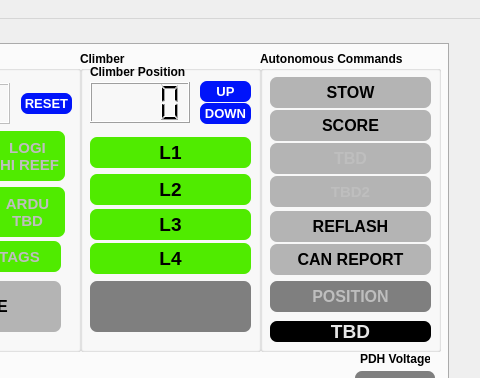
Above: gui/layout_2025.ui from aesatchien/FRC2429_2025 before the change; both pictures show x 1002 to 1482 and y 0 to 378 of the 1482 by 724 pixel window. Below: the same form after it.
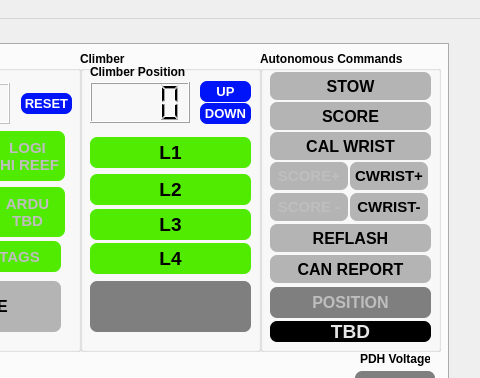
That is the form after the change. Icons and pictures are not drawn. Custom widgets are drawn as their Qt base class.

Commit message: added wrist cal

```diff
--- a/gui/layout_2025.ui
+++ b/gui/layout_2025.ui
@@ -1108,9 +1108,9 @@
        <property name="geometry">
         <rect>
          <x>10</x>
-         <y>193</y>
+         <y>204</y>
          <width>161</width>
-         <height>31</height>
+         <height>28</height>
         </rect>
        </property>
        <property name="font">
@@ -1141,9 +1141,9 @@
        <property name="geometry">
         <rect>
          <x>10</x>
-         <y>59</y>
+         <y>51</y>
          <width>161</width>
-         <height>31</height>
+         <height>28</height>
         </rect>
        </property>
        <property name="font">
@@ -1174,9 +1174,9 @@
        <property name="geometry">
         <rect>
          <x>10</x>
-         <y>26</y>
+         <y>21</y>
          <width>161</width>
-         <height>31</height>
+         <height>28</height>
         </rect>
        </property>
        <property name="font">
@@ -1207,42 +1207,9 @@
        <property name="geometry">
         <rect>
          <x>10</x>
-         <y>92</y>
-         <width>161</width>
-         <height>31</height>
-        </rect>
-       </property>
-       <property name="font">
-        <font>
-         <pointsize>12</pointsize>
-         <bold>true</bold>
-        </font>
-       </property>
-       <property name="styleSheet">
-        <string notr="true">border: 7px;
-border-radius: 7px;
-background-color:rgb(180,180,180);</string>
-       </property>
-       <property name="text">
-        <string>TBD</string>
-       </property>
-       <property name="textFormat">
-        <enum>Qt::AutoText</enum>
-       </property>
-       <property name="alignment">
-        <set>Qt::AlignCenter</set>
-       </property>
-      </widget>
-      <widget class="QLabel2" name="qlabel_TBD2_indicator">
-       <property name="enabled">
-        <bool>false</bool>
-       </property>
-       <property name="geometry">
-        <rect>
-         <x>10</x>
-         <y>125</y>
-         <width>161</width>
-         <height>31</height>
+         <y>111</y>
+         <width>78</width>
+         <height>28</height>
         </rect>
        </property>
        <property name="font">
@@ -1259,7 +1226,7 @@
 background-color:rgb(180,180,180);</string>
        </property>
        <property name="text">
-        <string>TBD2</string>
+        <string>SCORE+</string>
        </property>
        <property name="textFormat">
         <enum>Qt::AutoText</enum>
@@ -1275,7 +1242,7 @@
        <property name="geometry">
         <rect>
          <x>10</x>
-         <y>230</y>
+         <y>236</y>
          <width>161</width>
          <height>31</height>
         </rect>
@@ -1343,9 +1310,9 @@
        <property name="geometry">
         <rect>
          <x>10</x>
-         <y>160</y>
+         <y>173</y>
          <width>161</width>
-         <height>31</height>
+         <height>28</height>
         </rect>
        </property>
        <property name="font">
@@ -1369,6 +1336,144 @@
         <set>Qt::AlignCenter</set>
        </property>
       </widget>
+      <widget class="QLabel2" name="qlabel_scoring_down_indicator">
+       <property name="enabled">
+        <bool>false</bool>
+       </property>
+       <property name="geometry">
+        <rect>
+         <x>10</x>
+         <y>142</y>
+         <width>78</width>
+         <height>28</height>
+        </rect>
+       </property>
+       <property name="font">
+        <font>
+         <family>MS Shell Dlg 2</family>
+         <pointsize>11</pointsize>
+         <italic>false</italic>
+         <bold>true</bold>
+        </font>
+       </property>
+       <property name="styleSheet">
+        <string notr="true">border: 7px;
+border-radius: 7px;
+background-color:rgb(180,180,180);</string>
+       </property>
+       <property name="text">
+        <string>SCORE -</string>
+       </property>
+       <property name="textFormat">
+        <enum>Qt::AutoText</enum>
+       </property>
+       <property name="alignment">
+        <set>Qt::AlignCenter</set>
+       </property>
+      </widget>
+      <widget class="QLabel2" name="qlabel_cal_wrist_down_indicator">
+       <property name="enabled">
+        <bool>true</bool>
+       </property>
+       <property name="geometry">
+        <rect>
+         <x>90</x>
+         <y>142</y>
+         <width>78</width>
+         <height>28</height>
+        </rect>
+       </property>
+       <property name="font">
+        <font>
+         <family>MS Shell Dlg 2</family>
+         <pointsize>11</pointsize>
+         <italic>false</italic>
+         <bold>true</bold>
+        </font>
+       </property>
+       <property name="styleSheet">
+        <string notr="true">border: 7px;
+border-radius: 7px;
+background-color:rgb(180,180,180);</string>
+       </property>
+       <property name="text">
+        <string>CWRIST-</string>
+       </property>
+       <property name="textFormat">
+        <enum>Qt::AutoText</enum>
+       </property>
+       <property name="alignment">
+        <set>Qt::AlignCenter</set>
+       </property>
+      </widget>
+      <widget class="QLabel2" name="qlabel_cal_wrist_up_indicator">
+       <property name="enabled">
+        <bool>true</bool>
+       </property>
+       <property name="geometry">
+        <rect>
+         <x>90</x>
+         <y>111</y>
+         <width>78</width>
+         <height>28</height>
+        </rect>
+       </property>
+       <property name="font">
+        <font>
+         <family>MS Shell Dlg 2</family>
+         <pointsize>11</pointsize>
+         <italic>false</italic>
+         <bold>true</bold>
+        </font>
+       </property>
+       <property name="styleSheet">
+        <string notr="true">border: 7px;
+border-radius: 7px;
+background-color:rgb(180,180,180);</string>
+       </property>
+       <property name="text">
+        <string>CWRIST+</string>
+       </property>
+       <property name="textFormat">
+        <enum>Qt::AutoText</enum>
+       </property>
+       <property name="alignment">
+        <set>Qt::AlignCenter</set>
+       </property>
+      </widget>
+      <widget class="QLabel2" name="qlabel_cal_wrist_indicator">
+       <property name="enabled">
+        <bool>true</bool>
+       </property>
+       <property name="geometry">
+        <rect>
+         <x>10</x>
+         <y>81</y>
+         <width>161</width>
+         <height>28</height>
+        </rect>
+       </property>
+       <property name="font">
+        <font>
+         <pointsize>12</pointsize>
+         <bold>true</bold>
+        </font>
+       </property>
+       <property name="styleSheet">
+        <string notr="true">border: 7px;
+border-radius: 7px;
+background-color:rgb(180,180,180);</string>
+       </property>
+       <property name="text">
+        <string>CAL WRIST</string>
+       </property>
+       <property name="textFormat">
+        <enum>Qt::AutoText</enum>
+       </property>
+       <property name="alignment">
+        <set>Qt::AlignCenter</set>
+       </property>
+      </widget>
      </widget>
      <widget class="QComboBox" name="qcombobox_autonomous_routines">
       <property name="geometry">
```
Left out of the diff: 2 changed lines with no effect on the pictures. The commit also changes 4 other files.
